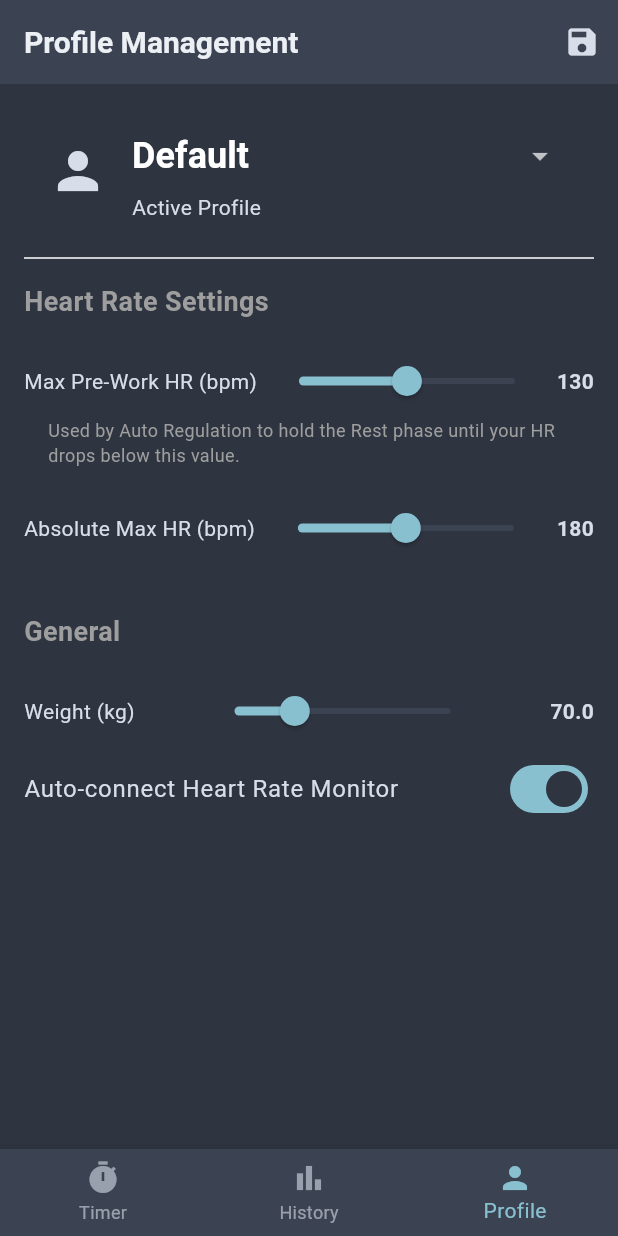
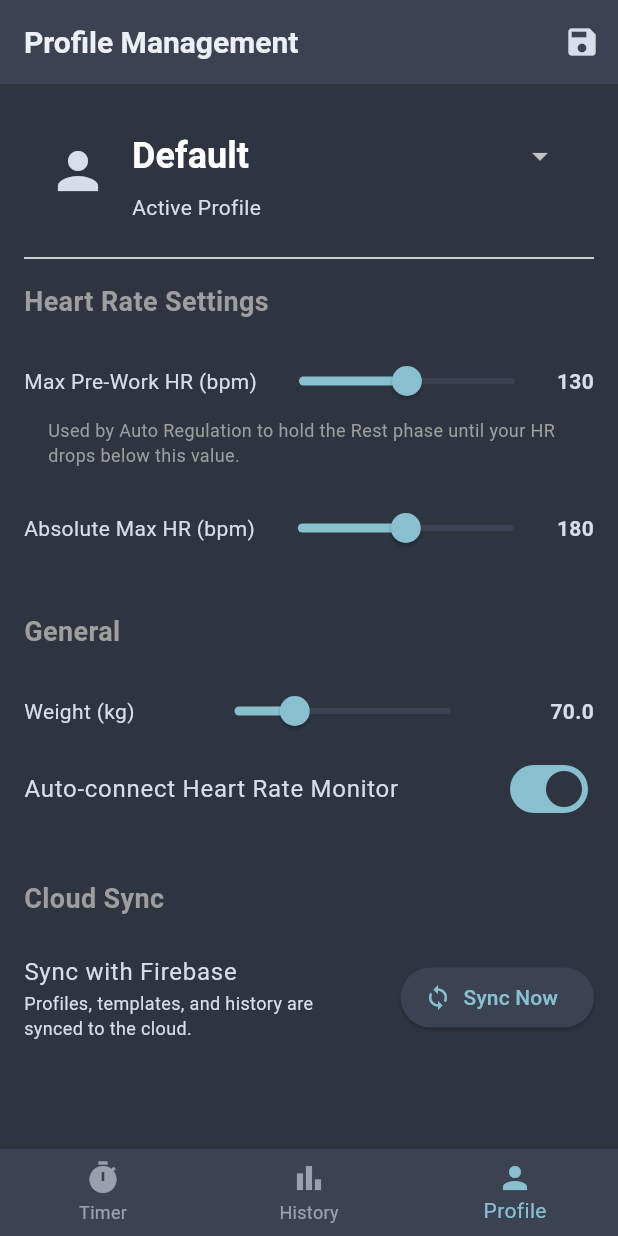
Before and after one commit to rohitraghuwanshi10/emom-timer-flutter, a Flutter app: the screen it shows after launch, item 3 of the bottom bar chosen, on a phone screen of 412 x 824 dp. Run offline on Flutter 3.47's test engine with Material 3 defaults, Android fonts, the phone set to English and light mode, and no system bars; our stand-ins replace audioplayers, cloud_firestore, file_picker, firebase_auth, firebase_core, fl_chart and 3 more; accounts and stored records are empty; network calls fail.

Commit message:
feat: add Firebase integration and initialize SyncService for data synchronization

```diff
--- a/analysis_options.yaml
+++ b/analysis_options.yaml
@@ -8,6 +8,10 @@
 # The following line activates a set of recommended lints for Flutter apps,
 # packages, and plugins designed to encourage good coding practices.
 include: package:flutter_lints/flutter.yaml
+
+analyzer:
+  exclude:
+    - build/**
 
 linter:
   # The lint rules applied to this project can be customized in the
--- a/lib/main.dart
+++ b/lib/main.dart
@@ -1,10 +1,20 @@
+import 'dart:io';
 import 'package:flutter/material.dart';
+import 'package:firebase_core/firebase_core.dart';
 import 'screens/timer_screen.dart';
 import 'screens/history_screen.dart';
 import 'screens/profile_screen.dart';
+import 'services/sync_service.dart';
 
-void main() {
+void main() async {
   WidgetsFlutterBinding.ensureInitialized();
+  try {
+    await Firebase.initializeApp();
+    // Trigger initial background sync
+    SyncService.instance.signInAndSync();
+  } catch (e) {
+    debugPrint('Firebase initialization error: $e');
+  }
   runApp(const EmomTimerApp());
 }
 
@@ -64,28 +74,59 @@ class MainNavigationScreen extends StatefulWidget {
 
 class _MainNavigationScreenState extends State<MainNavigationScreen> {
   int _currentIndex = 0;
+  late PageController _pageController;
   final GlobalKey<TimerScreenState> _timerKey = GlobalKey<TimerScreenState>();
+  final GlobalKey<HistoryScreenState> _historyKey = GlobalKey<HistoryScreenState>();
+
+  @override
+  void initState() {
+    super.initState();
+    _pageController = PageController(initialPage: _currentIndex);
+  }
+
+  @override
+  void dispose() {
+    _pageController.dispose();
+    super.dispose();
+  }
 
   @override
   Widget build(BuildContext context) {
     return Scaffold(
-      body: IndexedStack(
-        index: _currentIndex,
+      body: PageView(
+        controller: _pageController,
+        physics: (Platform.isIOS || Platform.isAndroid)
+            ? const BouncingScrollPhysics()
+            : const NeverScrollableScrollPhysics(),
+        onPageChanged: (index) {
+          setState(() {
+            _currentIndex = index;
+          });
+          if (index == 0) {
+            _timerKey.currentState?.loadProfileSettings();
+          } else if (index == 1) {
+            _historyKey.currentState?.refreshHistory();
+            SyncService.instance.signInAndSync().then((success) {
+              if (success && mounted && _currentIndex == 1) {
+                _historyKey.currentState?.refreshHistory();
+              }
+            });
+          }
+        },
         children: [
           TimerScreen(key: _timerKey),
-          const HistoryScreen(),
+          HistoryScreen(key: _historyKey),
           const ProfileScreen(),
         ],
       ),
       bottomNavigationBar: BottomNavigationBar(
         currentIndex: _currentIndex,
         onTap: (index) {
-          setState(() {
-            _currentIndex = index;
-          });
-          if (index == 0) {
-            _timerKey.currentState?.loadProfileSettings();
-          }
+          _pageController.animateToPage(
+            index,
+            duration: const Duration(milliseconds: 300),
+            curve: Curves.easeInOut,
+          );
         },
         items: const [
           BottomNavigationBarItem(
--- a/lib/screens/profile_screen.dart
+++ b/lib/screens/profile_screen.dart
@@ -1,5 +1,6 @@
 import 'package:flutter/material.dart';
 import '../services/database_helper.dart';
+import '../services/sync_service.dart';
 
 class ProfileScreen extends StatefulWidget {
   const ProfileScreen({super.key});
@@ -10,12 +11,27 @@ class ProfileScreen extends StatefulWidget {
 
 class _ProfileScreenState extends State<ProfileScreen> {
   bool _isLoading = true;
+  bool _isSyncing = false;
   String _profileName = 'Default';
   List<String> _availableProfiles = [];
   int _maxPreworkHr = 130;
   int _maxHr = 180;
   double _weightKg = 70.0;
   bool _autoConnectHr = true;
+
+  Future<void> _triggerSync() async {
+    setState(() => _isSyncing = true);
+    final success = await SyncService.instance.signInAndSync();
+    if (mounted) {
+      setState(() => _isSyncing = false);
+      ScaffoldMessenger.of(context).showSnackBar(
+        SnackBar(
+          content: Text(success ? 'Sync completed successfully!' : 'Sync failed. Check logs.'),
+        ),
+      );
+      _loadProfile();
+    }
+  }
 
   @override
   void initState() {
@@ -183,6 +199,30 @@ class _ProfileScreenState extends State<ProfileScreen> {
               value: _autoConnectHr,
               onChanged: (val) => setState(() => _autoConnectHr = val),
             ),
+            const SizedBox(height: 32),
+            const Text('Cloud Sync', style: TextStyle(fontSize: 18, fontWeight: FontWeight.bold, color: Colors.grey)),
+            const SizedBox(height: 16),
+            ListTile(
+              contentPadding: EdgeInsets.zero,
+              title: const Text('Sync with Firebase'),
+              subtitle: Text(
+                _isSyncing
+                    ? 'Synchronizing...'
+                    : 'Profiles, templates, and history are synced to the cloud.',
+                style: const TextStyle(fontSize: 12),
+              ),
+              trailing: _isSyncing
+                  ? const SizedBox(
+                      width: 24,
+                      height: 24,
+                      child: CircularProgressIndicator(strokeWidth: 2),
+                    )
+                  : ElevatedButton.icon(
+                      icon: const Icon(Icons.sync, size: 18),
+                      label: const Text('Sync Now'),
+                      onPressed: _triggerSync,
+                    ),
+            ),
           ],
         ),
       ),
--- a/lib/screens/timer_screen.dart
+++ b/lib/screens/timer_screen.dart
@@ -5,6 +5,7 @@ import '../models/workout_engine.dart';
 import '../services/bluetooth_service.dart';
 import '../services/audio_service.dart';
 import '../services/database_helper.dart';
+import '../services/sync_service.dart';
 import 'package:sqflite/sqflite.dart';
 
 class TimerScreen extends StatefulWidget {
@@ -336,6 +337,9 @@ class TimerScreenState extends State<TimerScreen> with SingleTickerProviderState
         );
         _notesController.clear();
       }
+
+      // Trigger background sync to upload the newly saved workout
+      SyncService.instance.signInAndSync();
     } catch (e) {
       debugPrint('TimerScreen: Error saving workout: $e');
     }
--- a/pubspec.yaml
+++ b/pubspec.yaml
@@ -46,6 +46,10 @@ dependencies:
   wakelock_plus: ^1.2.8
   path: ^1.9.1
   file_picker: ^8.0.0
+  path_provider: ^2.1.6
+  firebase_core: ^4.11.0
+  firebase_auth: ^6.5.3
+  cloud_firestore: ^6.6.0
 
 dev_dependencies:
   flutter_test:
```
Also changed, not shown: lib/screens/history_screen.dart (+6 -2 lines), lib/services/database_helper.dart (+25 -10 lines), lib/services/sync_service.dart (added, +243 -0 lines), pubspec.lock, 8 other files.
